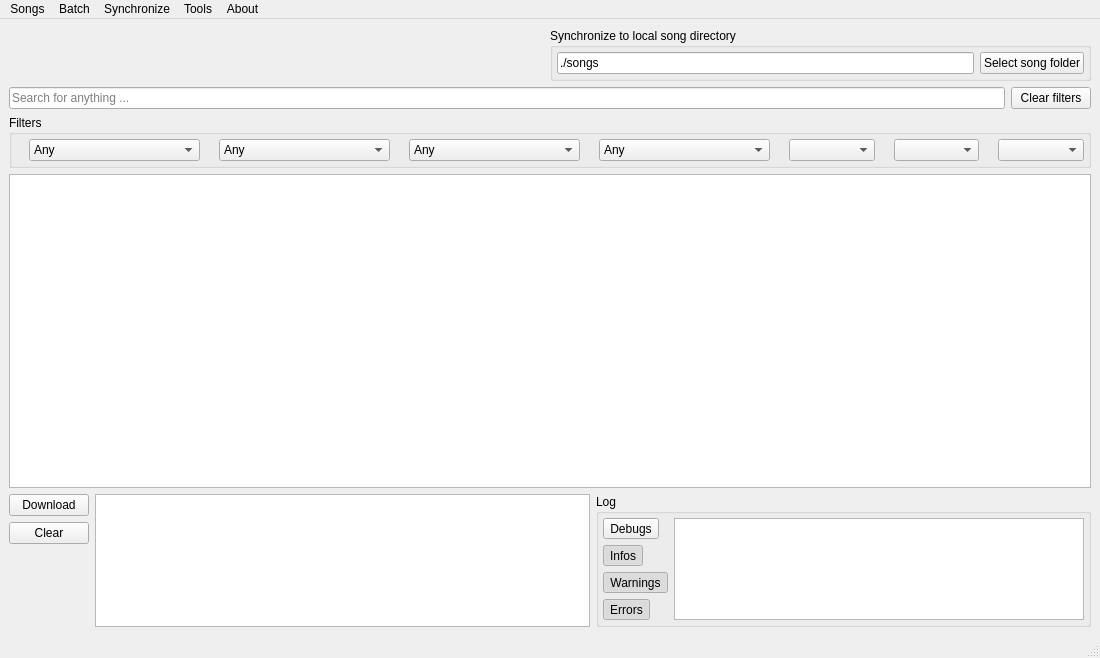
bohning/usdb_syncer, file src/usdb_syncer/gui/forms/MainWindow.ui: the form before one commit.
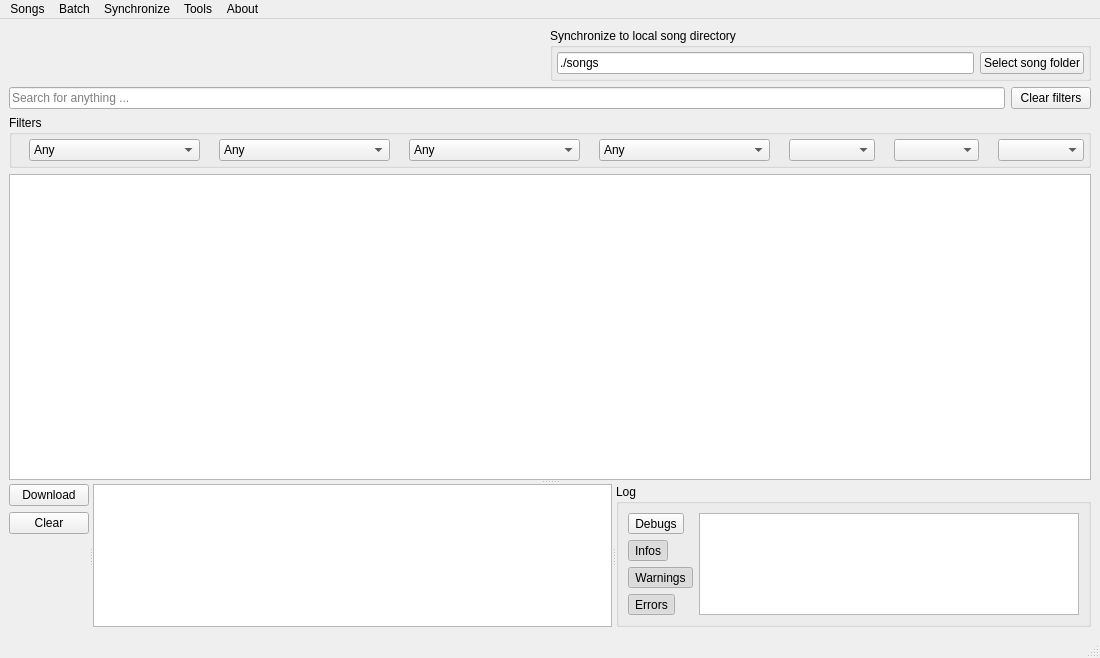
The form after the commit. Icons and pictures are not drawn.

Patch:
```diff
--- a/src/usdb_syncer/gui/forms/MainWindow.ui
+++ b/src/usdb_syncer/gui/forms/MainWindow.ui
@@ -14,7 +14,7 @@
    <string>USDB Syncer</string>
   </property>
   <widget class="QWidget" name="centralwidget">
-   <layout class="QVBoxLayout" name="verticalLayout_2" stretch="0,0,0,10,2">
+   <layout class="QVBoxLayout" name="verticalLayout_2">
     <item>
      <layout class="QHBoxLayout" name="horizontalLayout_3">
       <item>
@@ -363,7 +363,17 @@
      </widget>
     </item>
     <item>
+     <widget class="QSplitter" name="splitter_2">
+      <property name="orientation">
+       <enum>Qt::Vertical</enum>
+      </property>
      <widget class="QTableView" name="view_list">
+       <property name="sizePolicy">
+        <sizepolicy hsizetype="Expanding" vsizetype="Expanding">
+         <horstretch>0</horstretch>
+         <verstretch>3</verstretch>
+        </sizepolicy>
+       </property>
       <property name="font">
        <font>
         <pointsize>9</pointsize>
@@ -394,11 +404,18 @@
        <number>24</number>
       </attribute>
      </widget>
-    </item>
-    <item>
-     <layout class="QHBoxLayout" name="horizontalLayout">
-      <item>
-       <layout class="QVBoxLayout" name="verticalLayout">
+      <widget class="QSplitter" name="splitter">
+       <property name="sizePolicy">
+        <sizepolicy hsizetype="Expanding" vsizetype="Preferred">
+         <horstretch>0</horstretch>
+         <verstretch>1</verstretch>
+        </sizepolicy>
+       </property>
+       <property name="orientation">
+        <enum>Qt::Horizontal</enum>
+       </property>
+       <widget class="QWidget" name="layoutWidget">
+        <layout class="QVBoxLayout" name="layout_batch_buttons">
         <property name="spacing">
          <number>6</number>
         </property>
@@ -438,9 +455,14 @@
          </spacer>
         </item>
        </layout>
-      </item>
-      <item>
+       </widget>
        <widget class="QTableView" name="view_queue">
+        <property name="sizePolicy">
+         <sizepolicy hsizetype="Expanding" vsizetype="Expanding">
+          <horstretch>3</horstretch>
+          <verstretch>0</verstretch>
+         </sizepolicy>
+        </property>
         <property name="font">
          <font>
           <pointsize>9</pointsize>
@@ -462,25 +484,17 @@
          <number>24</number>
         </attribute>
        </widget>
-      </item>
-      <item>
-       <widget class="QGroupBox" name="groupBox_5">
+       <widget class="QGroupBox" name="group_log">
+        <property name="sizePolicy">
+         <sizepolicy hsizetype="Preferred" vsizetype="Preferred">
+          <horstretch>2</horstretch>
+          <verstretch>0</verstretch>
+         </sizepolicy>
+        </property>
         <property name="title">
          <string>Log</string>
         </property>
-        <layout class="QHBoxLayout" name="horizontalLayout_8">
-         <property name="leftMargin">
-          <number>4</number>
-         </property>
-         <property name="topMargin">
-          <number>4</number>
-         </property>
-         <property name="rightMargin">
-          <number>4</number>
-         </property>
-         <property name="bottomMargin">
-          <number>4</number>
-         </property>
+        <layout class="QHBoxLayout" name="_2">
          <item>
           <layout class="QVBoxLayout" name="verticalLayout_3">
            <item>
@@ -557,22 +571,28 @@
              </property>
             </widget>
            </item>
-          </layout>
-         </item>
          <item>
-          <widget class="QPlainTextEdit" name="plainTextEdit">
-           <property name="maximumSize">
+            <spacer name="verticalSpacer_2">
+             <property name="orientation">
+              <enum>Qt::Vertical</enum>
+             </property>
+             <property name="sizeHint" stdset="0">
             <size>
-             <width>16777215</width>
-             <height>16777215</height>
-            </size>
-           </property>
-          </widget>
-         </item>
-        </layout>
-       </widget>
-      </item>
-     </layout>
+               <width>20</width>
+               <height>40</height>
+              </size>
+             </property>
+            </spacer>
+           </item>
+          </layout>
+         </item>
+         <item>
+          <widget class="QPlainTextEdit" name="plainTextEdit"/>
+         </item>
+        </layout>
+       </widget>
+      </widget>
+     </widget>
     </item>
    </layout>
   </widget>
```
Lines whose indentation alone changed are shown as unchanged.
